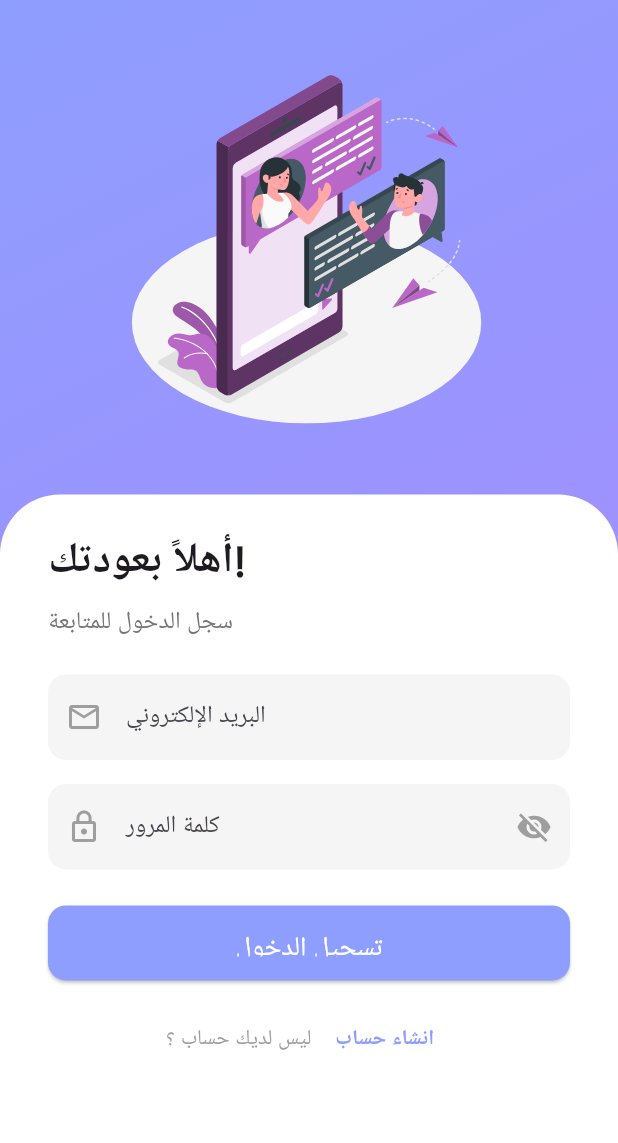
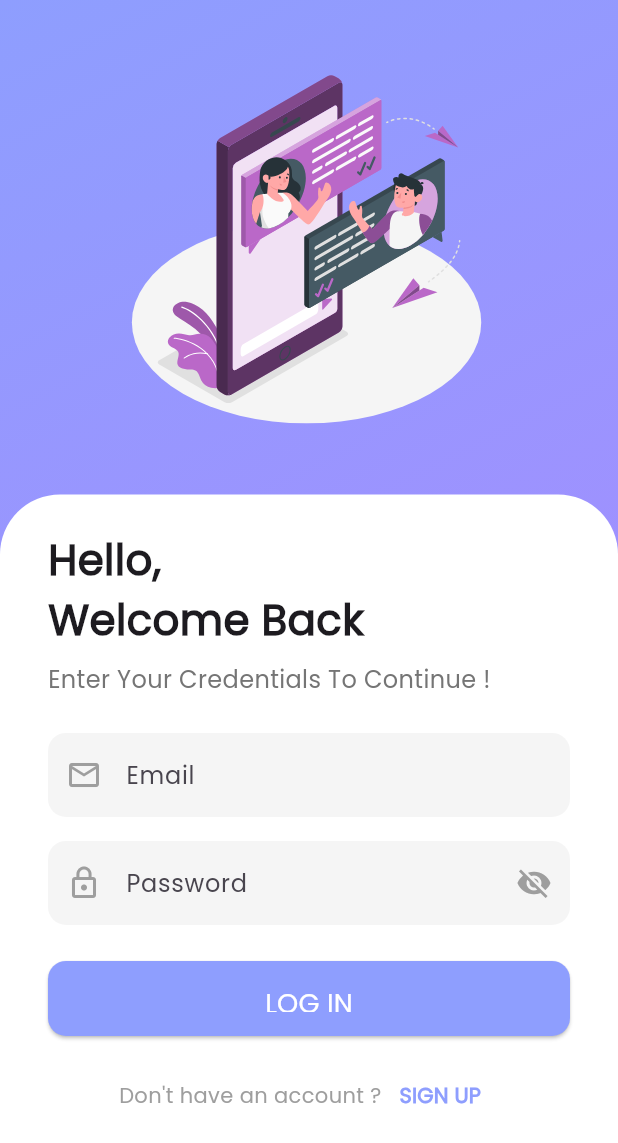
Before and after one commit to Moatasem-Official/Chat_App, a Flutter app: the screen it shows after launch, on a phone screen of 412 x 824 dp. Shown: the top 1143 px of the screen. Run offline on Flutter 3.47's test engine with Material 3 defaults, Android fonts, the phone set to English and light mode, and no system bars; our stand-ins replace bloc, cloud_firestore, device_preview, equatable, firebase_auth, firebase_core and 2 more; accounts and stored records are empty.

Commit message:
Change App Lanugae & Fix On Validate Sign Up Form Design Overflow

```diff
--- a/lib/helpers/helper_functions.dart
+++ b/lib/helpers/helper_functions.dart
@@ -23,7 +23,7 @@ String formatDateTime(DateTime? dateTime) {
           dateTime.month == now.month &&
           dateTime.year == now.year)) {
     // أمس
-    return 'أمس';
+    return 'Yesterday ${formatTime(dateTime)}';
   } else {
     // تاريخ قديم
     String twoDigits(int n) => n.toString().padLeft(2, '0');
--- a/lib/presentation/screens/sign_up_screen.dart
+++ b/lib/presentation/screens/sign_up_screen.dart
@@ -65,9 +65,6 @@ class _SignUpScreenState extends State<SignUpScreen>
               end: Alignment.bottomRight,
             ),
           ),
-          child: SingleChildScrollView(
-            child: SizedBox(
-              height: size.height,
           child: Column(
             children: [
               CustomHeader(
@@ -89,8 +86,6 @@ class _SignUpScreenState extends State<SignUpScreen>
           ),
         ),
       ),
-        ),
-      ),
     );
   }
 }
--- a/lib/presentation/widgets/Home_Screen/custom_app_bar.dart
+++ b/lib/presentation/widgets/Home_Screen/custom_app_bar.dart
@@ -29,7 +29,7 @@ class CustomAppBar extends StatelessWidget {
                 ),
               ),
               Text(
-                "متصل الآن",
+                "Online",
                 style: TextStyle(color: Colors.green.shade600, fontSize: 13),
               ),
             ],
@@ -63,12 +63,12 @@ class CustomAppBar extends StatelessWidget {
             showDialog(
               context: context,
               builder: (context) => AlertDialog(
-                title: const Text("تسجيل الخروج"),
-                content: const Text("هل انت متاكد من تسجيل الخروج ؟"),
+                title: const Text("LOG OUT"),
+                content: const Text("Are you sure you want to log out ?"),
                 actions: [
                   TextButton(
                     onPressed: () => Navigator.pop(context),
-                    child: const Text("لا"),
+                    child: const Text("No"),
                   ),
                   TextButton(
                     onPressed: () async {
@@ -80,10 +80,12 @@ class CustomAppBar extends StatelessWidget {
                         ),
                       );
                       ScaffoldMessenger.of(context).showSnackBar(
-                        const SnackBar(content: Text("تم تسجيل الخروج بنجاح")),
+                        const SnackBar(
+                          content: Text("Logged out successfully"),
+                        ),
                       );
                     },
-                    child: const Text("نعم"),
+                    child: const Text("Yes"),
                   ),
                 ],
               ),
--- a/lib/presentation/widgets/Login_Screen/custom_form.dart
+++ b/lib/presentation/widgets/Login_Screen/custom_form.dart
@@ -50,7 +50,7 @@ class _CustomFormState extends State<CustomForm> {
               } else if (state is AuthSuccess) {
                 setState(() => isLoading = false);
                 ScaffoldMessenger.of(context).showSnackBar(
-                  const SnackBar(content: Text("تم تسجيل الدخول بنجاح")),
+                  const SnackBar(content: Text("Logged In Successfully")),
                 );
                 Navigator.pushReplacement(
                   context,
@@ -87,7 +87,7 @@ class _CustomFormState extends State<CustomForm> {
                   crossAxisAlignment: CrossAxisAlignment.start,
                   children: [
                     const Text(
-                      "أهلاً بعودتك!",
+                      "Hello,\nWelcome Back",
                       style: TextStyle(
                         fontSize: 28,
                         fontWeight: FontWeight.bold,
@@ -95,38 +95,36 @@ class _CustomFormState extends State<CustomForm> {
                     ),
                     const SizedBox(height: 8),
                     Text(
-                      "سجل الدخول للمتابعة",
+                      "Enter Your Credentials To Continue !",
                       style: TextStyle(
                         fontSize: 16,
                         color: Colors.grey.shade600,
                       ),
                     ),
                     const SizedBox(height: 24),
-                    // حقول الإدخال
                     Form(
                       key: widget.formKey,
                       child: Column(
                         children: [
                           CustomTextFormField(
                             icon: Icons.email_outlined,
-                            hint: "البريد الإلكتروني",
+                            hint: "Email",
                             controller: widget.emailController,
                             isPassword: false,
                           ),
                           const SizedBox(height: 16),
                           CustomTextFormField(
                             icon: Icons.lock_outline,
-                            hint: "كلمة المرور",
+                            hint: "Password",
                             isPassword: true,
                             isVisible: widget.isVisible,
                             controller: widget.passwordController,
                             onPressed: widget.onEyePressed,
                           ),
                           const SizedBox(height: 24),
-                          // زر تسجيل الدخول
                           CustomLoginButton(
                             isLoading: isLoading,
-                            title: "تسجيل الدخول",
+                            title: "LOG IN",
                             onPressed: () {
                               if (widget.formKey.currentState!.validate()) {
                                 context.read<AuthCubit>().signIn(
@@ -140,10 +138,9 @@ class _CustomFormState extends State<CustomForm> {
                       ),
                     ),
                     const SizedBox(height: 16),
-                    // رابط إنشاء حساب جديد
                     CustomSignUpLink(
-                      title: "ليس لديك حساب ؟ ",
-                      buttonTitle: "انشاء حساب",
+                      title: "Don't have an account ?",
+                      buttonTitle: "SIGN UP",
                       onPressed: () => Navigator.push(
                         context,
                         MaterialPageRoute(
--- a/lib/presentation/widgets/Login_Screen/custom_text_form_field.dart
+++ b/lib/presentation/widgets/Login_Screen/custom_text_form_field.dart
@@ -44,7 +44,7 @@ class CustomTextFormField extends StatelessWidget {
       ),
       validator: (value) {
         if (value!.isEmpty) {
-          return isPassword ? "ادخل كلمة المرور" : "ادخل $hint";
+          return 'Please Enter $hint';
         }
         return null;
       },
--- a/lib/presentation/widgets/Sign_Up_Screen/custom_form.dart
+++ b/lib/presentation/widgets/Sign_Up_Screen/custom_form.dart
@@ -38,7 +38,7 @@ class _CustomFormState extends State<CustomForm> {
   @override
   Widget build(BuildContext context) {
     return Expanded(
-      flex: 3,
+      flex: 4,
       child: FadeTransition(
         opacity: widget.fadeAnimation,
         child: SlideTransition(
@@ -52,7 +52,7 @@ class _CustomFormState extends State<CustomForm> {
                 ScaffoldMessenger.of(context).showSnackBar(
                   const SnackBar(
                     content: Text(
-                      "تم التسجيل بنجاح , من فضلك افحص بريدك الالكتروني",
+                      "Account Created Successfully, Please Check Your Email Box For Verification.",
                     ),
                   ),
                 );
@@ -83,7 +83,7 @@ class _CustomFormState extends State<CustomForm> {
                   crossAxisAlignment: CrossAxisAlignment.start,
                   children: [
                     const Text(
-                      "أنشئ حسابك",
+                      "Create Account",
                       style: TextStyle(
                         fontSize: 28,
                         fontWeight: FontWeight.bold,
@@ -91,45 +91,43 @@ class _CustomFormState extends State<CustomForm> {
                     ),
                     const SizedBox(height: 8),
                     Text(
-                      "انضم إلينا وابدأ المحادثة",
+                      "Join Us And Start Chatting With Your Friends.",
                       style: TextStyle(
                         fontSize: 16,
                         color: Colors.grey.shade600,
                       ),
                     ),
                     const SizedBox(height: 24),
-                    // حقول الإدخال
                     Form(
                       key: widget.formKey,
                       child: Column(
                         children: [
                           CustomTextFormField(
                             icon: Icons.person_outline,
-                            hint: "الاسم الكامل",
+                            hint: "Full Name",
                             isPassword: false,
                             controller: widget.nameController,
                           ),
                           const SizedBox(height: 16),
                           CustomTextFormField(
                             icon: Icons.email_outlined,
-                            hint: "البريد الإلكتروني",
+                            hint: "Email",
                             isPassword: false,
                             controller: widget.emailController,
                           ),
                           const SizedBox(height: 16),
                           CustomTextFormField(
                             icon: Icons.lock_outline,
-                            hint: "كلمة المرور",
+                            hint: "Password",
                             isPassword: true,
                             controller: widget.passwordController,
                             isVisible: widget.isVisible,
                             onPressed: widget.onEyePressed,
                           ),
                           const SizedBox(height: 24),
-                          // زر إنشاء الحساب
                           CustomLoginButton(
                             isLoading: isLoading,
-                            title: "انشاء حساب",
+                            title: "SIGN UP",
                             onPressed: () {
                               if (widget.formKey.currentState!.validate()) {
                                 BlocProvider.of<AuthCubit>(context).signUp(
@@ -143,11 +141,10 @@ class _CustomFormState extends State<CustomForm> {
                         ],
                       ),
                     ),
-                    const Spacer(),
-                    // رابط الانتقال لصفحة تسجيل الدخول
+                    const SizedBox(height: 16),
                     CustomSignUpLink(
-                      title: "لديك حساب بالفعل ؟ ",
-                      buttonTitle: "تسجيل الدخول",
+                      title: "Already have an account ?",
+                      buttonTitle: "LOG IN",
                       onPressed: () => Navigator.of(context).pop(),
                     ),
                   ],
```
Lines whose indentation alone changed are shown as unchanged.
